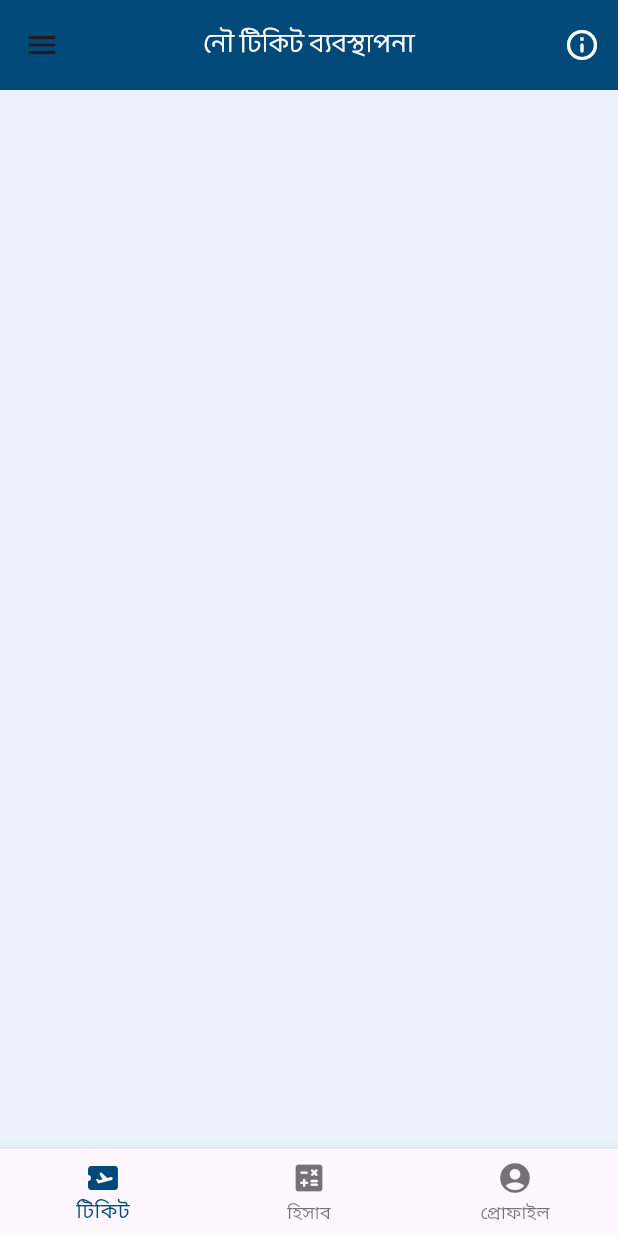
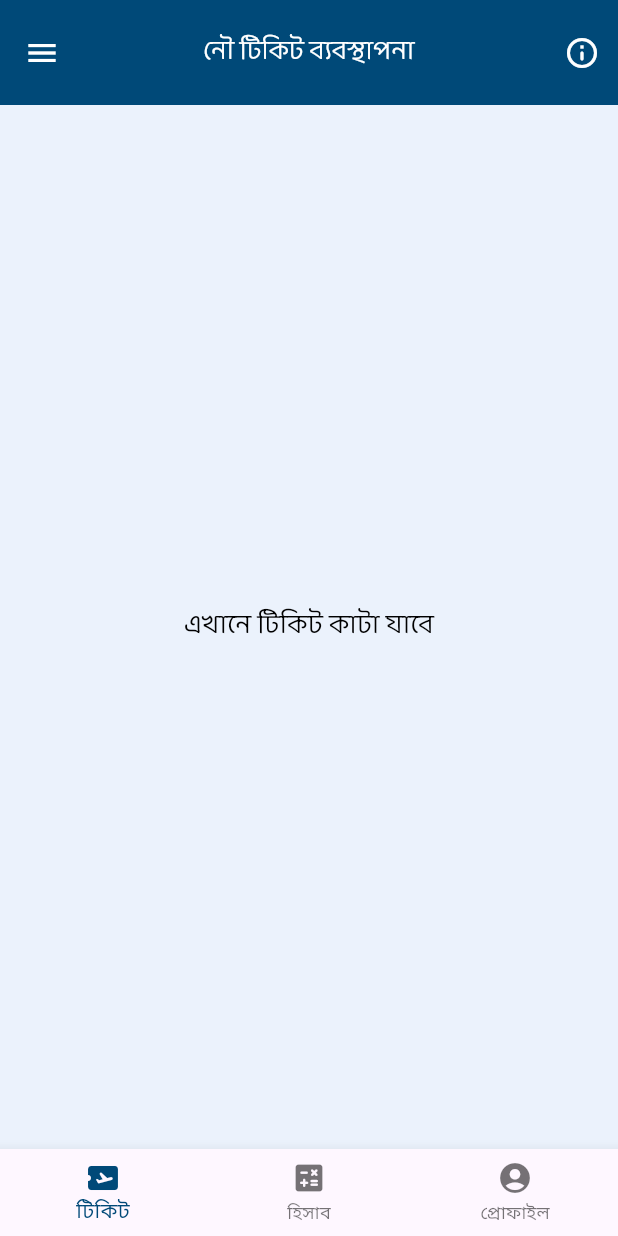
Before and after one commit to SabirKhanAkash/flutter-practice-app, a Flutter app: the screen it shows after launch, on a phone screen of 412 x 824 dp. Run offline on Flutter 3.47's test engine with Material 3 defaults, Android fonts, the phone set to English and light mode, and no system bars.

Commit message:
updated some attributes

```diff
--- a/lib/main.dart
+++ b/lib/main.dart
@@ -25,6 +25,7 @@ class HomeActivity extends StatefulWidget {
 
 class _HomeActivityState extends State<HomeActivity> {
   int currentIndex = 0;
+  String bodyText = "এখানে টিকিট কাটা যাবে";
 
   showSnackBar(message, context) {
     return ScaffoldMessenger.of(context).showSnackBar(SnackBar(
@@ -41,7 +42,18 @@ class _HomeActivityState extends State<HomeActivity> {
   Widget build(BuildContext context) {
     return Scaffold(
       appBar: AppBar(
-        toolbarHeight: 60,
+        leading: Builder(
+          builder: (BuildContext context) {
+            return IconButton(
+              icon: const Icon(Icons.menu),
+              onPressed: () {
+                Scaffold.of(context).openDrawer();
+              },
+              color: Colors.white,
+            );
+          },
+        ),
+        toolbarHeight: 70,
         backgroundColor: const Color.fromARGB(255, 0, 73, 120),
         centerTitle: true,
         title: const Text(
@@ -67,45 +79,34 @@ class _HomeActivityState extends State<HomeActivity> {
           )
         ],
       ),
-      bottomNavigationBar: BottomNavigationBar(
-        currentIndex: currentIndex,
-        selectedItemColor: const Color.fromARGB(255, 0, 73, 120),
-        items: const [
-          BottomNavigationBarItem(
-              icon: Icon(Icons.airplane_ticket_rounded), label: "টিকিট"),
-          BottomNavigationBarItem(
-              icon: Icon(Icons.calculate_rounded), label: "হিসাব"),
-          BottomNavigationBarItem(
-              icon: Icon(Icons.account_circle_rounded), label: "প্রোফাইল"),
-        ],
-        onTap: (int index) {
-          setState(() {
-            currentIndex = index;
-          });
-          if (index == 0) {
-            showSnackBar("টিকিট কাটতে পারবেন", context);
-          } else if (index == 1) {
-            showSnackBar("হিসাব রাখতে পারবেন", context);
-          } else if (index == 2) {
-            showSnackBar("নিজ প্রোফাইল দেখতে পারবেন", context);
-          }
-        },
-      ),
       drawer: Drawer(
         backgroundColor: const Color.fromARGB(255, 235, 242, 252),
         child: ListView(
           children: [
-            const DrawerHeader(
-                padding: EdgeInsets.all(0),
+            SizedBox(
+              height: 210, // Adjust the value as needed
+              child: DrawerHeader(
+                padding: const EdgeInsets.all(0),
                 child: UserAccountsDrawerHeader(
-                    decoration: BoxDecoration(color: Color.fromARGB(255, 0, 73, 120)),
-                    accountName: Text("নৌ টিকিট ব্যবস্থাপনায়\nআপনাকে স্বাগতম",
-                        style: TextStyle(
-                            fontFamily: 'balooda',
-                            fontSize: 20,
-                            fontWeight: FontWeight.bold,
-                            color: Colors.white)),
-                    accountEmail: Text("nou.support@gmail.com"))),
+                  decoration: const BoxDecoration(
+                    color: Color.fromARGB(255, 0, 73, 120),
+                  ),
+                  accountName: const Text(
+                    "নৌ টিকিট ব্যবস্থাপনায়\nআপনাকে স্বাগতম",
+                    style: TextStyle(
+                      fontFamily: 'balooda',
+                      fontSize: 20,
+                      fontWeight: FontWeight.bold,
+                      color: Colors.white,
+                    ),
+                  ),
+                  accountEmail: const Text("nou.support@gmail.com"),
+                  currentAccountPicture: Image.network(
+                    "https://t.ly/WJJry",
+                  ),
+                ),
+              ),
+            ),
             ListTile(
                 title: const Text("হোমপেজ",
                     style: TextStyle(fontFamily: 'balooda')),
@@ -145,9 +146,46 @@ class _HomeActivityState extends State<HomeActivity> {
                     color: Color.fromARGB(255, 0, 73, 120)),
                 onTap: () {
                   showSnackBar("লগ আউট চেপেছেন", context);
-                }),
+                })
           ],
         ),
+      ),
+      body: Center(
+          child: Text(
+        bodyText,
+        style: TextStyle(
+            fontFamily: 'balooda',
+            color: Colors.black,
+            fontSize: 18,
+            fontWeight: FontWeight.normal),
+      )),
+      bottomNavigationBar: BottomNavigationBar(
+        currentIndex: currentIndex,
+        selectedItemColor: const Color.fromARGB(255, 0, 73, 120),
+        items: const [
+          BottomNavigationBarItem(
+              icon: Icon(Icons.airplane_ticket_rounded), label: "টিকিট"),
+          BottomNavigationBarItem(
+              icon: Icon(Icons.calculate_rounded), label: "হিসাব"),
+          BottomNavigationBarItem(
+              icon: Icon(Icons.account_circle_rounded), label: "প্রোফাইল"),
+        ],
+        onTap: (int index) {
+          setState(() {
+            currentIndex = index;
+            bodyText = "এখানে টিকিট কাটা যাবে";
+          });
+          if (index == 0) {
+            // showSnackBar("টিকিট কাটতে পারবেন", context);
+            bodyText = "এখানে টিকিট কাটা যাবে";
+          } else if (index == 1) {
+            // showSnackBar("হিসাব রাখতে পারবেন", context);
+            bodyText = "এখানে হিসাব রাখা যাবে";
+          } else if (index == 2) {
+            // showSnackBar("নিজ প্রোফাইল দেখতে পারবেন", context);
+            bodyText = "এখানে প্রোফাইল দেখা যাবে";
+          }
+        },
       ),
       backgroundColor: const Color.fromARGB(255, 235, 242, 252),
     );
```
Also changed, not shown: 7 other files.
